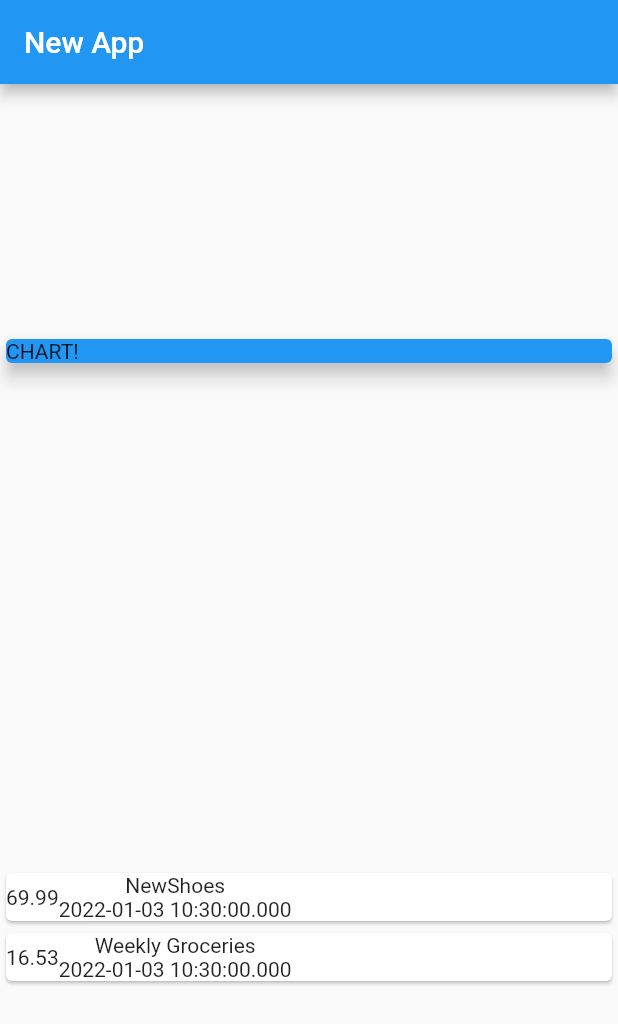
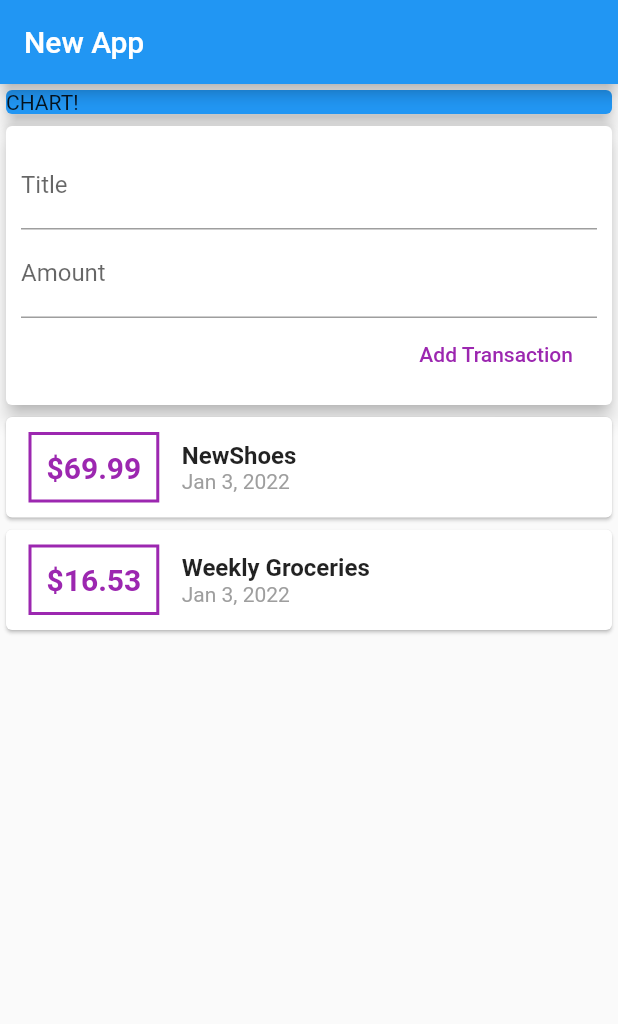
Before and after one commit to OlehPiskorskyj/FlutterCourse2, a Flutter app: the screen it shows after launch, on a phone screen of 412 x 824 dp. Shown: the top 1024 px of the screen. Run offline on Flutter 3.47's test engine with Material 2 defaults, Android fonts, the phone set to English and light mode, and no system bars.

Commit message:
- splited app to widgets.

```diff
--- a/personal_expenses_app/lib/main.dart
+++ b/personal_expenses_app/lib/main.dart
@@ -1,5 +1,5 @@
 import 'package:flutter/material.dart';
-import './transaction.dart';
+import './widgets/userTransactions.dart';
 
 void main() => runApp(MyApp());
 
@@ -14,29 +14,15 @@ class MyApp extends StatelessWidget {
 }
 
 class MyHomePage extends StatelessWidget {
-  final List<Transaction> transactions = [
-    Transaction(
-      id: "01",
-      title: "NewShoes",
-      amount: 69.99,
-      date: DateTime.now(),
-    ),
-    Transaction(
-      id: "02",
-      title: "Weekly Groceries",
-      amount: 16.53,
-      date: DateTime.now(),
-    ),
-  ];
-
   @override
   Widget build(BuildContext context) {
     return Scaffold(
-        appBar: AppBar(
-          title: Text("New App"),
-        ),
-        body: Column(
-          mainAxisAlignment: MainAxisAlignment.spaceAround,
+      appBar: AppBar(
+        title: Text("New App"),
+      ),
+      body: SingleChildScrollView(
+        child: Column(
+          //mainAxisAlignment: MainAxisAlignment.start,
           crossAxisAlignment: CrossAxisAlignment.center,
           children: <Widget>[
             Container(
@@ -47,28 +33,10 @@ class MyHomePage extends StatelessWidget {
                 elevation: 5,
               ),
             ),
-            Column(
-              children: transactions.map((tx) {
-                return Card(
-                  child: Row(
-                    children: [
-                      Container(
-                        child: Text(
-                          tx.amount.toString(),
-                        ),
-                      ),
-                      Column(
-                        children: [
-                          Text(tx.title),
-                          Text(tx.date.toString()),
-                        ],
-                      ),
-                    ],
-                  ),
-                );
-              }).toList(),
-            ),
+            UserTransactions(),
           ],
-        ));
+        ),
+      ),
+    );
   }
 }
--- /dev/null
+++ b/personal_expenses_app/lib/widgets/newTransaction.dart
@@ -0,0 +1,42 @@
+import 'package:flutter/material.dart';
+
+class NewTransaction extends StatelessWidget {
+  final titleController = TextEditingController();
+  final amountController = TextEditingController();
+  final Function addTransaction;
+
+  NewTransaction(this.addTransaction);
+
+  @override
+  Widget build(BuildContext context) {
+    return Card(
+      elevation: 5,
+      child: Container(
+        padding: EdgeInsets.all(10),
+        child: Column(
+          crossAxisAlignment: CrossAxisAlignment.end,
+          children: [
+            TextField(
+              decoration: InputDecoration(labelText: "Title"),
+              controller: titleController,
+            ),
+            TextField(
+              decoration: InputDecoration(labelText: "Amount"),
+              controller: amountController,
+            ),
+            FlatButton(
+              child: Text("Add Transaction"),
+              textColor: Colors.purple,
+              onPressed: () {
+                addTransaction(
+                  titleController.text,
+                  double.parse(amountController.text),
+                );
+              },
+            ),
+          ],
+        ),
+      ),
+    );
+  }
+}
--- /dev/null
+++ b/personal_expenses_app/lib/widgets/transactionList.dart
@@ -0,0 +1,62 @@
+import 'package:flutter/material.dart';
+import '../models/transaction.dart';
+import 'package:intl/intl.dart';
+
+class TransactionList extends StatelessWidget {
+  final List<Transaction> transactions;
+
+  TransactionList(this.transactions);
+
+  @override
+  Widget build(BuildContext context) {
+    return Column(
+      children: transactions.map((tx) {
+        return Card(
+          child: Row(
+            children: [
+              Container(
+                margin: EdgeInsets.symmetric(
+                  vertical: 10,
+                  horizontal: 15,
+                ),
+                decoration: BoxDecoration(
+                  border: Border.all(
+                    color: Colors.purple,
+                    width: 2,
+                  ),
+                ),
+                padding: EdgeInsets.all(10),
+                child: Text(
+                  "\$${tx.amount}",
+                  style: TextStyle(
+                    fontWeight: FontWeight.bold,
+                    fontSize: 20,
+                    color: Colors.purple,
+                  ),
+                ),
+              ),
+              Column(
+                crossAxisAlignment: CrossAxisAlignment.start,
+                children: [
+                  Text(
+                    tx.title,
+                    style: TextStyle(
+                      fontSize: 16,
+                      fontWeight: FontWeight.bold,
+                    ),
+                  ),
+                  Text(
+                    DateFormat.yMMMd().format(tx.date),
+                    style: TextStyle(
+                      color: Colors.grey,
+                    ),
+                  ),
+                ],
+              ),
+            ],
+          ),
+        );
+      }).toList(),
+    );
+  }
+}
--- /dev/null
+++ b/personal_expenses_app/lib/widgets/userTransactions.dart
@@ -0,0 +1,49 @@
+import 'package:flutter/material.dart';
+import '../models/transaction.dart';
+import '../widgets/newTransaction.dart';
+import '../widgets/transactionList.dart';
+
+class UserTransactions extends StatefulWidget {
+  @override
+  _UserTransactionsState createState() => _UserTransactionsState();
+}
+
+class _UserTransactionsState extends State<UserTransactions> {
+  final List<Transaction> _transactions = [
+    Transaction(
+      id: "01",
+      title: "NewShoes",
+      amount: 69.99,
+      date: DateTime.now(),
+    ),
+    Transaction(
+      id: "02",
+      title: "Weekly Groceries",
+      amount: 16.53,
+      date: DateTime.now(),
+    ),
+  ];
+
+  void _addNewTransaction(String title, double amount) {
+    final transaction = Transaction(
+      id: DateTime.now().toString(),
+      title: title,
+      amount: amount,
+      date: DateTime.now(),
+    );
+
+    setState(() {
+      _transactions.add(transaction);
+    });
+  }
+
+  @override
+  Widget build(BuildContext context) {
+    return Column(
+      children: [
+        NewTransaction(_addNewTransaction),
+        TransactionList(_transactions),
+      ],
+    );
+  }
+}
--- a/personal_expenses_app/pubspec.yaml
+++ b/personal_expenses_app/pubspec.yaml
@@ -29,6 +29,7 @@ environment:
 dependencies:
   flutter:
     sdk: flutter
+  intl: ^0.17.0
 
 
   # The following adds the Cupertino Icons font to your application.
```
Also changed, not shown: personal_expenses_app/lib/models/transaction.dart (renamed from personal_expenses_app/lib/transaction.dart), personal_expenses_app/pubspec.lock, 1 other file.
